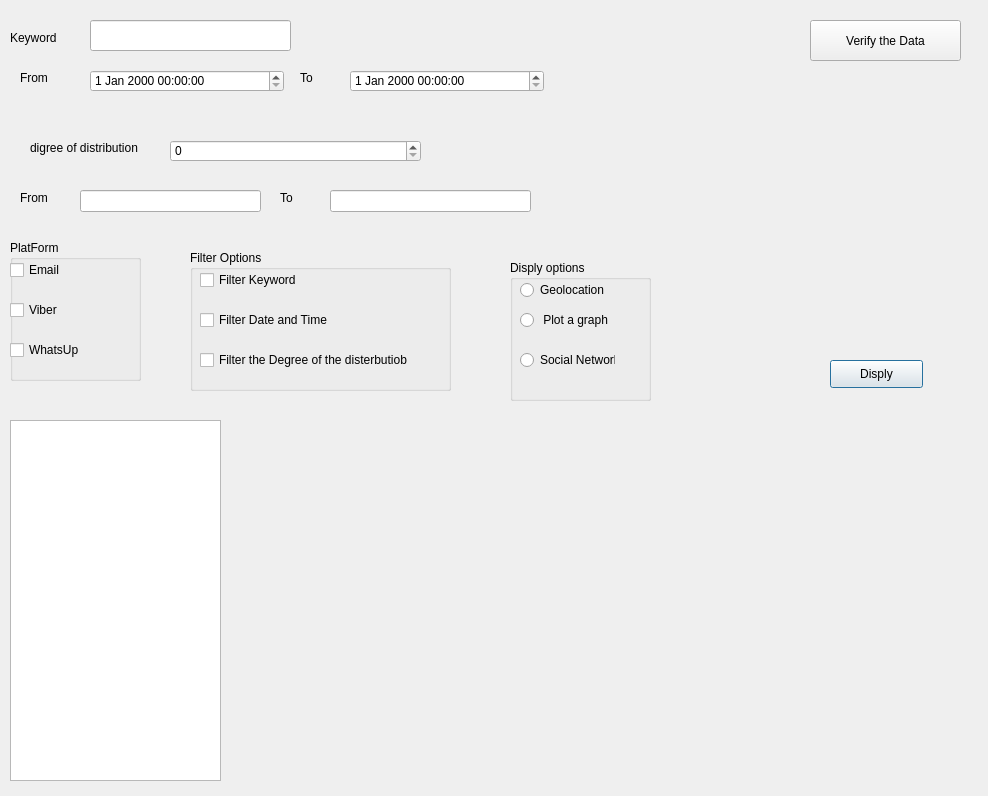
This is view/Analysis.ui in samaralrubaye/pythonProject1 as Qt 5 draws it before an edit. The edited form follows.
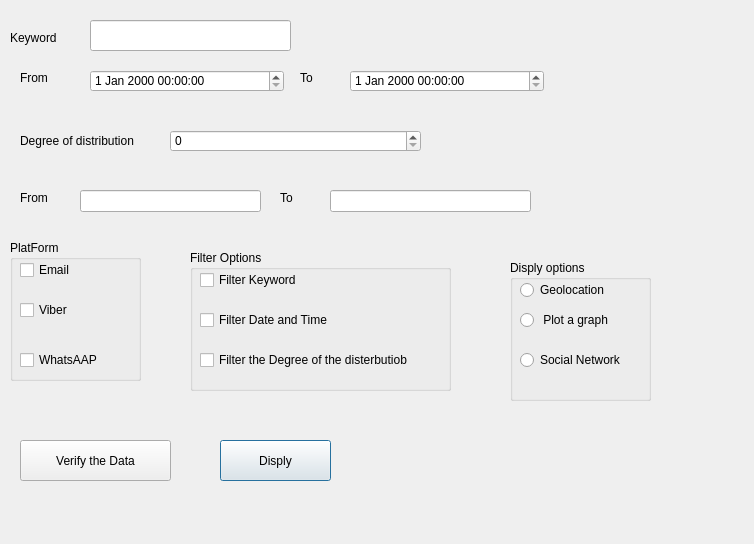
This is the edited form.

```diff
--- a/view/Analysis.ui
+++ b/view/Analysis.ui
@@ -6,8 +6,8 @@
    <rect>
     <x>0</x>
     <y>0</y>
-    <width>988</width>
-    <height>796</height>
+    <width>754</width>
+    <height>544</height>
    </rect>
   </property>
   <property name="windowTitle">
@@ -33,21 +33,11 @@
     </rect>
    </property>
   </widget>
-  <widget class="QGraphicsView" name="graphicsView">
-   <property name="geometry">
-    <rect>
-     <x>10</x>
-     <y>420</y>
-     <width>211</width>
-     <height>361</height>
-    </rect>
-   </property>
-  </widget>
-  <widget class="QSpinBox" name="spinBox">
+  <widget class="QSpinBox" name="degreeDistributionSpinBox">
    <property name="geometry">
     <rect>
      <x>170</x>
-     <y>140</y>
+     <y>130</y>
      <width>251</width>
      <height>22</height>
     </rect>
@@ -66,10 +56,10 @@
   <widget class="QPushButton" name="pushButton_3">
    <property name="geometry">
     <rect>
-     <x>830</x>
-     <y>360</y>
-     <width>93</width>
-     <height>28</height>
+     <x>220</x>
+     <y>440</y>
+     <width>111</width>
+     <height>41</height>
     </rect>
    </property>
    <property name="text">
@@ -79,8 +69,8 @@
   <widget class="QPushButton" name="pushButton_4">
    <property name="geometry">
     <rect>
-     <x>810</x>
-     <y>20</y>
+     <x>20</x>
+     <y>440</y>
      <width>151</width>
      <height>41</height>
     </rect>
@@ -143,9 +133,9 @@
    <widget class="QCheckBox" name="checkBox">
     <property name="geometry">
      <rect>
-      <x>0</x>
+      <x>10</x>
       <y>20</y>
-      <width>81</width>
+      <width>121</width>
       <height>20</height>
      </rect>
     </property>
@@ -156,7 +146,7 @@
    <widget class="QCheckBox" name="checkBox_2">
     <property name="geometry">
      <rect>
-      <x>0</x>
+      <x>10</x>
       <y>60</y>
       <width>81</width>
       <height>20</height>
@@ -169,28 +159,28 @@
    <widget class="QCheckBox" name="checkBox_3">
     <property name="geometry">
      <rect>
-      <x>0</x>
-      <y>100</y>
-      <width>71</width>
+      <x>10</x>
+      <y>110</y>
+      <width>91</width>
       <height>20</height>
      </rect>
     </property>
     <property name="text">
-     <string>WhatsUp</string>
+     <string>WhatsAAP</string>
     </property>
    </widget>
   </widget>
   <widget class="QLabel" name="label_4">
    <property name="geometry">
     <rect>
-     <x>30</x>
-     <y>140</y>
-     <width>111</width>
-     <height>16</height>
+     <x>20</x>
+     <y>125</y>
+     <width>141</width>
+     <height>31</height>
     </rect>
    </property>
    <property name="text">
-    <string>digree of distribution</string>
+    <string>Degree of distribution</string>
    </property>
   </widget>
   <widget class="QGroupBox" name="groupBox_2">
@@ -308,7 +298,7 @@
      <rect>
       <x>10</x>
       <y>20</y>
-      <width>95</width>
+      <width>111</width>
       <height>20</height>
      </rect>
     </property>
@@ -321,7 +311,7 @@
      <rect>
       <x>10</x>
       <y>50</y>
-      <width>95</width>
+      <width>111</width>
       <height>20</height>
      </rect>
     </property>
@@ -334,7 +324,7 @@
      <rect>
       <x>10</x>
       <y>90</y>
-      <width>95</width>
+      <width>131</width>
       <height>20</height>
      </rect>
     </property>
```
Left out of the diff: 32 changed lines with no effect on the pictures.
